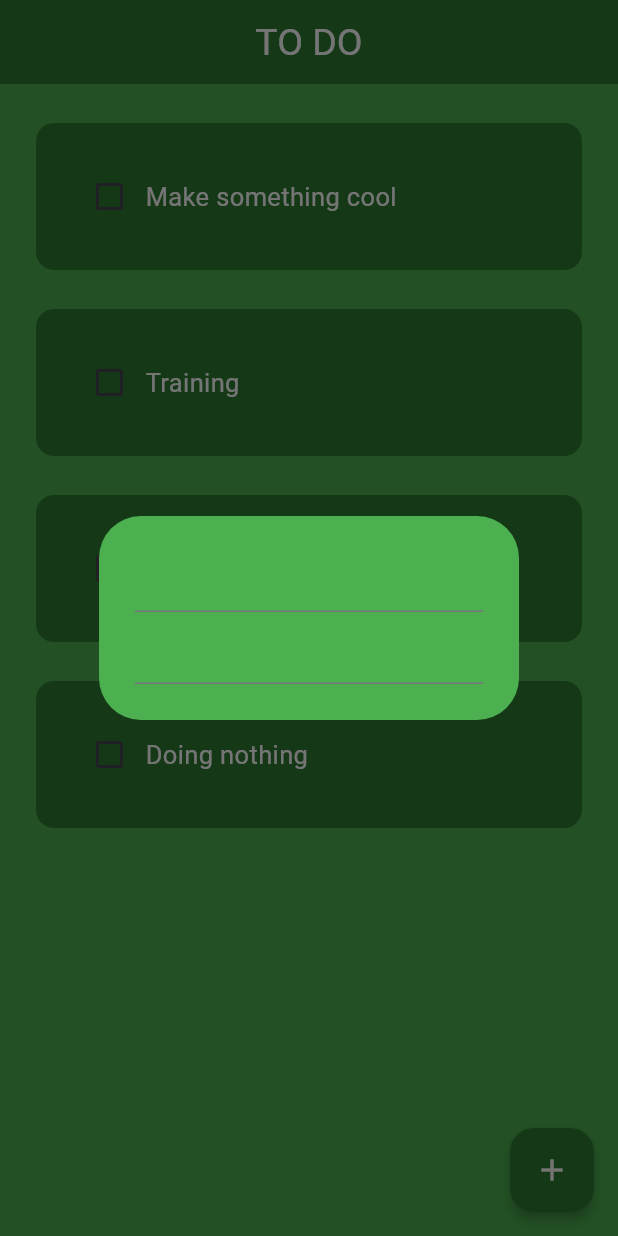
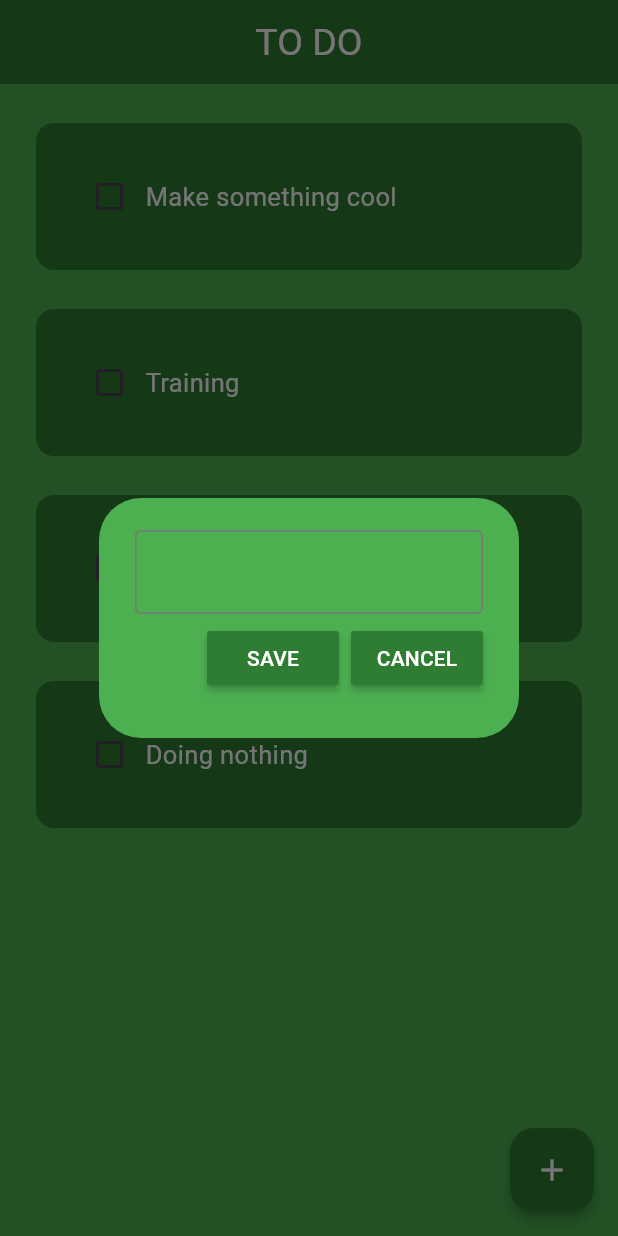
Before and after one commit to faridun-dev/ToDo-App, a Flutter app: the screen it shows after launch, after a tap on the "add" icon, on a phone screen of 412 x 824 dp. Run offline on Flutter 3.47's test engine with Material 3 defaults, Android fonts, the phone set to English and light mode, and no system bars.

```diff
--- a/lib/pages/home_page.dart
+++ b/lib/pages/home_page.dart
@@ -1,4 +1,5 @@
 import 'package:flutter/material.dart';
+import 'package:todo_app_project/utils/dialog_box.dart';
 import 'package:todo_app_project/utils/task_util.dart';
 
 class HomePage extends StatefulWidget {
@@ -9,6 +10,8 @@ class HomePage extends StatefulWidget {
 }
 
 class _HomePageState extends State<HomePage> {
+  final _controller = TextEditingController();
+
   // ? List of todos
   List toDoList = [
     ["Make something cool"],
@@ -16,6 +19,28 @@ class _HomePageState extends State<HomePage> {
     ["Fuck them all"],
     ["Doing nothing"],
   ];
+
+  void saveNewTask() {
+    setState(() {
+      toDoList.add(
+        [_controller.text],
+      );
+      _controller.clear();
+    });
+    Navigator.of(context).pop();
+  }
+
+  void createNewTask() {
+    showDialog(
+      context: context,
+      builder: (context) {
+        return DialogBox(
+          onSave: saveNewTask,
+          controller: _controller,
+        );
+      },
+    );
+  }
 
   @override
   Widget build(BuildContext context) {
@@ -44,31 +69,7 @@ class _HomePageState extends State<HomePage> {
         elevation: 3,
         foregroundColor: Colors.white,
         backgroundColor: Colors.green[800],
-        onPressed: () {
-          showDialog(
-            context: context,
-            builder: (context) {
-              return const AlertDialog(
-                backgroundColor: Colors.green,
-                content: Column(
-                  mainAxisSize: MainAxisSize.min,
-                  children: [
-                    Form(
-                      child: Column(
-                        children: [
-                          TextField(
-                            decoration: InputDecoration(),
-                          ),
-                          TextField(),
-                        ],
-                      ),
-                    )
-                  ],
-                ),
-              );
-            },
-          );
-        },
+        onPressed: createNewTask,
         child: const Icon(
           Icons.add,
         ),
--- /dev/null
+++ b/lib/utils/button_util.dart
@@ -0,0 +1,28 @@
+import 'package:flutter/material.dart';
+import 'package:flutter/widgets.dart';
+
+// ignore: must_be_immutable
+class ButtonUtil extends StatelessWidget {
+  final String name;
+  VoidCallback onPressed;
+
+  ButtonUtil({
+    super.key,
+    required this.name,
+    required this.onPressed,
+  });
+
+  @override
+  Widget build(BuildContext context) {
+    return MaterialButton(
+      onPressed: onPressed,
+      color: Colors.green[800],
+      child: Text(
+        name,
+        style: const TextStyle(
+          color: Colors.white,
+        ),
+      ),
+    );
+  }
+}
--- /dev/null
+++ b/lib/utils/dialog_box.dart
@@ -0,0 +1,58 @@
+import 'package:flutter/material.dart';
+import 'package:todo_app_project/utils/button_util.dart';
+
+// ignore: must_be_immutable
+class DialogBox extends StatefulWidget {
+  VoidCallback onSave;
+  final TextEditingController controller;
+
+  DialogBox({
+    super.key,
+    required this.onSave,
+    required this.controller,
+  });
+
+  @override
+  State<DialogBox> createState() => _DialogBoxState();
+}
+
+class _DialogBoxState extends State<DialogBox> {
+  @override
+  Widget build(BuildContext context) {
+    return AlertDialog(
+      backgroundColor: Colors.green,
+      content: SizedBox(
+        height: 120,
+        child: Column(
+          mainAxisAlignment: MainAxisAlignment.spaceEvenly,
+          children: [
+            TextField(
+              controller: widget.controller,
+              decoration: const InputDecoration(
+                border: OutlineInputBorder(),
+              ),
+            ),
+            Row(
+              mainAxisAlignment: MainAxisAlignment.end,
+              children: [
+                ButtonUtil(
+                  name: "SAVE",
+                  onPressed: widget.onSave,
+                ),
+                const SizedBox(
+                  width: 8,
+                ),
+                ButtonUtil(
+                  name: "CANCEL",
+                  onPressed: () {
+                    Navigator.of(context).pop();
+                  },
+                ),
+              ],
+            ),
+          ],
+        ),
+      ),
+    );
+  }
+}
```
